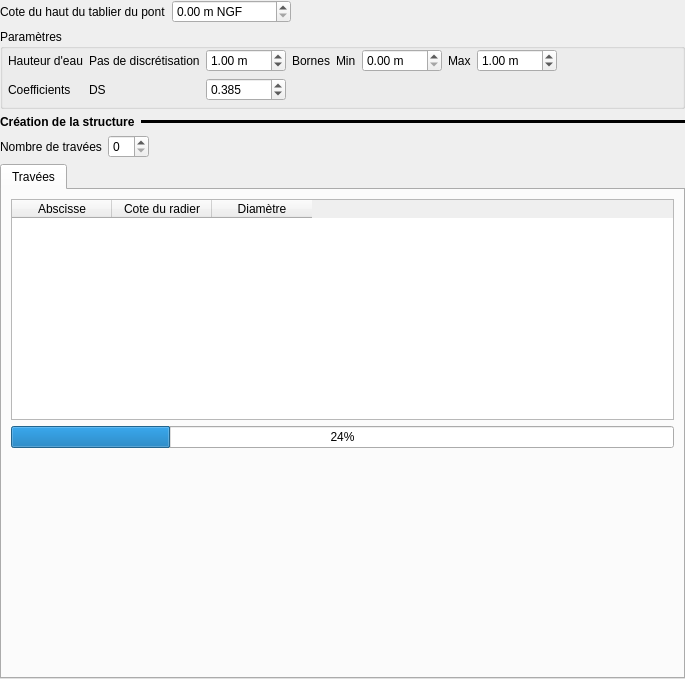
This is ui/structures/ui_borda_bu.ui in Artelia/Mascaret as Qt 5 draws it before an edit. The edited form follows.
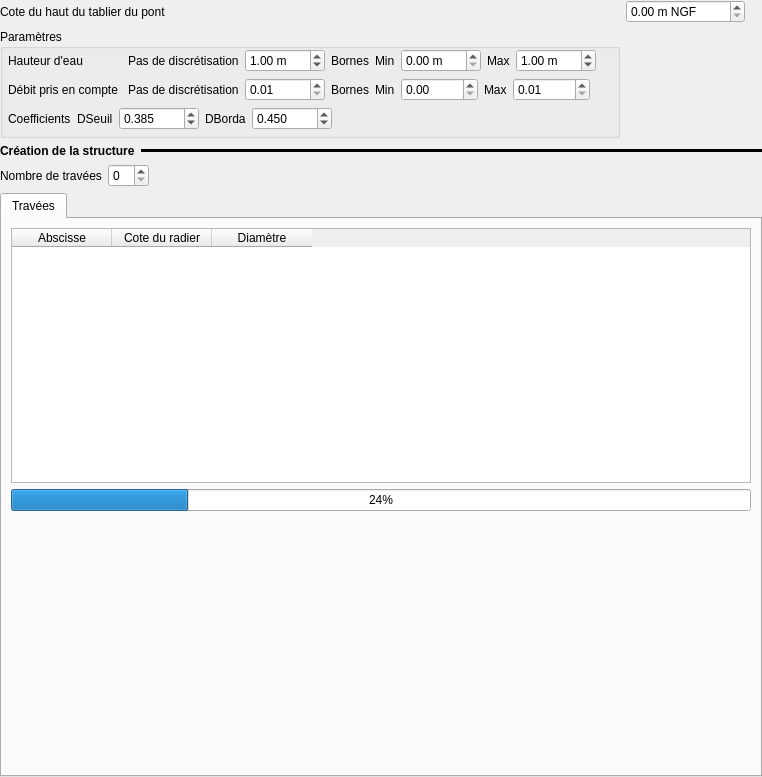
This is the edited form.

Commit message:
borda and orifice work
add gui borda
fixed orifice law
fixed borda law

What changed in the file:
```diff
--- a/ui/structures/ui_borda_bu.ui
+++ b/ui/structures/ui_borda_bu.ui
@@ -6,8 +6,8 @@
    <rect>
     <x>0</x>
     <y>0</y>
-    <width>685</width>
-    <height>679</height>
+    <width>762</width>
+    <height>777</height>
    </rect>
   </property>
   <property name="windowTitle">
@@ -64,14 +64,25 @@
        </property>
       </widget>
      </item>
-    </layout>
-   </item>
-   <item>
-    <widget class="QGroupBox" name="groupBox_4">
+     <item row="1" column="2">
+      <spacer name="horizontalSpacer_3">
+       <property name="orientation">
+        <enum>Qt::Horizontal</enum>
+       </property>
+       <property name="sizeHint" stdset="0">
+        <size>
+         <width>40</width>
+         <height>20</height>
+        </size>
+       </property>
+      </spacer>
+     </item>
+     <item row="2" column="0">
+      <widget class="QGroupBox" name="groupBox_5">
      <property name="title">
       <string>Paramètres</string>
      </property>
-     <layout class="QVBoxLayout" name="verticalLayout_16">
+       <layout class="QVBoxLayout" name="verticalLayout_18">
       <property name="leftMargin">
        <number>5</number>
       </property>
@@ -85,23 +96,82 @@
        <number>5</number>
       </property>
       <item>
-       <layout class="QGridLayout" name="gridLayout_9">
+         <layout class="QGridLayout" name="gridLayout_11">
+          <item row="1" column="1">
+           <widget class="QLabel" name="label_8">
+            <property name="text">
+             <string>Pas de discrétisation</string>
+            </property>
+           </widget>
+          </item>
+          <item row="1" column="0">
+           <widget class="QLabel" name="label_45">
+            <property name="text">
+             <string>Débit pris en compte </string>
+            </property>
+           </widget>
+          </item>
+          <item row="1" column="2">
+           <widget class="QDoubleSpinBox" name="dsb_q_pas">
+            <property name="maximumSize">
+             <size>
+              <width>80</width>
+              <height>16777215</height>
+             </size>
+            </property>
+            <property name="minimum">
+             <double>0.010000000000000</double>
+            </property>
+            <property name="maximum">
+             <double>10000.000000000000000</double>
+            </property>
+           </widget>
+          </item>
+          <item row="0" column="2">
+           <widget class="QDoubleSpinBox" name="dsb_h_pas">
+            <property name="maximumSize">
+             <size>
+              <width>80</width>
+              <height>16777215</height>
+             </size>
+            </property>
+            <property name="suffix">
+             <string> m</string>
+            </property>
+            <property name="minimum">
+             <double>0.010000000000000</double>
+            </property>
+            <property name="maximum">
+             <double>10000.000000000000000</double>
+            </property>
+            <property name="value">
+             <double>1.000000000000000</double>
+            </property>
+           </widget>
+          </item>
+          <item row="0" column="1">
+           <widget class="QLabel" name="label_9">
+            <property name="text">
+             <string>Pas de discrétisation</string>
+            </property>
+           </widget>
+          </item>
+          <item row="0" column="3">
+           <widget class="QLabel" name="label_46">
+            <property name="text">
+             <string>Bornes</string>
+            </property>
+           </widget>
+          </item>
         <item row="0" column="0">
-         <widget class="QLabel" name="label_29">
+           <widget class="QLabel" name="label_47">
           <property name="text">
            <string>Hauteur d'eau</string>
           </property>
          </widget>
         </item>
-        <item row="0" column="3">
-         <widget class="QLabel" name="label_28">
-          <property name="text">
-           <string>Bornes</string>
-          </property>
-         </widget>
-        </item>
         <item row="0" column="4">
-         <layout class="QHBoxLayout" name="horizontalLayout_12">
+           <layout class="QHBoxLayout" name="horizontalLayout_16">
           <item>
            <widget class="QLabel" name="label_34">
             <property name="text">
@@ -169,16 +239,49 @@
           </item>
          </layout>
         </item>
-        <item row="0" column="2">
-         <widget class="QDoubleSpinBox" name="dsb_h_pas">
+          <item row="1" column="3">
+           <widget class="QLabel" name="label_50">
+            <property name="text">
+             <string>Bornes</string>
+            </property>
+           </widget>
+          </item>
+          <item row="1" column="4">
+           <layout class="QHBoxLayout" name="horizontalLayout_17">
+            <item>
+             <widget class="QLabel" name="label_51">
+              <property name="text">
+               <string>Min</string>
+              </property>
+             </widget>
+            </item>
+            <item>
+             <widget class="QDoubleSpinBox" name="dsb_q_min">
           <property name="maximumSize">
            <size>
             <width>80</width>
             <height>16777215</height>
            </size>
           </property>
-          <property name="suffix">
-           <string> m</string>
+              <property name="maximum">
+               <double>10000.000000000000000</double>
+              </property>
+             </widget>
+            </item>
+            <item>
+             <widget class="QLabel" name="label_52">
+              <property name="text">
+               <string>Max</string>
+              </property>
+             </widget>
+            </item>
+            <item>
+             <widget class="QDoubleSpinBox" name="dsb_q_max">
+              <property name="maximumSize">
+               <size>
+                <width>80</width>
+                <height>16777215</height>
+               </size>
           </property>
           <property name="minimum">
            <double>0.010000000000000</double>
@@ -186,33 +289,42 @@
           <property name="maximum">
            <double>10000.000000000000000</double>
           </property>
-          <property name="value">
-           <double>1.000000000000000</double>
-          </property>
-         </widget>
-        </item>
-        <item row="0" column="1">
-         <widget class="QLabel" name="label">
-          <property name="text">
-           <string>Pas de discrétisation</string>
-          </property>
-         </widget>
-        </item>
-        <item row="1" column="0">
-         <widget class="QLabel" name="label_3">
+             </widget>
+            </item>
+            <item>
+             <spacer name="horizontalSpacer_17">
+              <property name="orientation">
+               <enum>Qt::Horizontal</enum>
+              </property>
+              <property name="sizeHint" stdset="0">
+               <size>
+                <width>40</width>
+                <height>20</height>
+               </size>
+              </property>
+             </spacer>
+            </item>
+           </layout>
+          </item>
+         </layout>
+        </item>
+        <item>
+         <layout class="QHBoxLayout" name="horizontalLayout_18">
+          <item>
+           <widget class="QLabel" name="label_10">
           <property name="text">
            <string>Coefficients</string>
           </property>
          </widget>
         </item>
-        <item row="1" column="1">
-         <widget class="QLabel" name="label_36">
+          <item>
+           <widget class="QLabel" name="label_53">
           <property name="text">
-           <string>DS</string>
+             <string>DSeuil</string>
           </property>
          </widget>
         </item>
-        <item row="1" column="2">
+          <item>
          <widget class="QDoubleSpinBox" name="dsb_ds">
           <property name="maximumSize">
            <size>
@@ -231,10 +343,54 @@
           </property>
          </widget>
         </item>
+          <item>
+           <widget class="QLabel" name="label_54">
+            <property name="text">
+             <string>DBorda</string>
+            </property>
+           </widget>
+          </item>
+          <item>
+           <widget class="QDoubleSpinBox" name="dsb_borda">
+            <property name="maximumSize">
+             <size>
+              <width>80</width>
+              <height>16777215</height>
+             </size>
+            </property>
+            <property name="decimals">
+             <number>3</number>
+            </property>
+            <property name="maximum">
+             <double>10000.000000000000000</double>
+            </property>
+            <property name="singleStep">
+             <double>0.100000000000000</double>
+            </property>
+            <property name="value">
+             <double>0.450000000000000</double>
+            </property>
+           </widget>
+          </item>
+          <item>
+           <spacer name="horizontalSpacer_18">
+            <property name="orientation">
+             <enum>Qt::Horizontal</enum>
+            </property>
+            <property name="sizeHint" stdset="0">
+             <size>
+              <width>40</width>
+              <height>20</height>
+             </size>
+            </property>
+           </spacer>
+          </item>
        </layout>
       </item>
      </layout>
     </widget>
+     </item>
+    </layout>
    </item>
    <item>
     <layout class="QHBoxLayout" name="horizontalLayout_6">
```
Left out of the diff: 19 changed lines with no effect on the pictures. Lines whose indentation alone changed are shown as unchanged. The commit also changes 10 other files.
